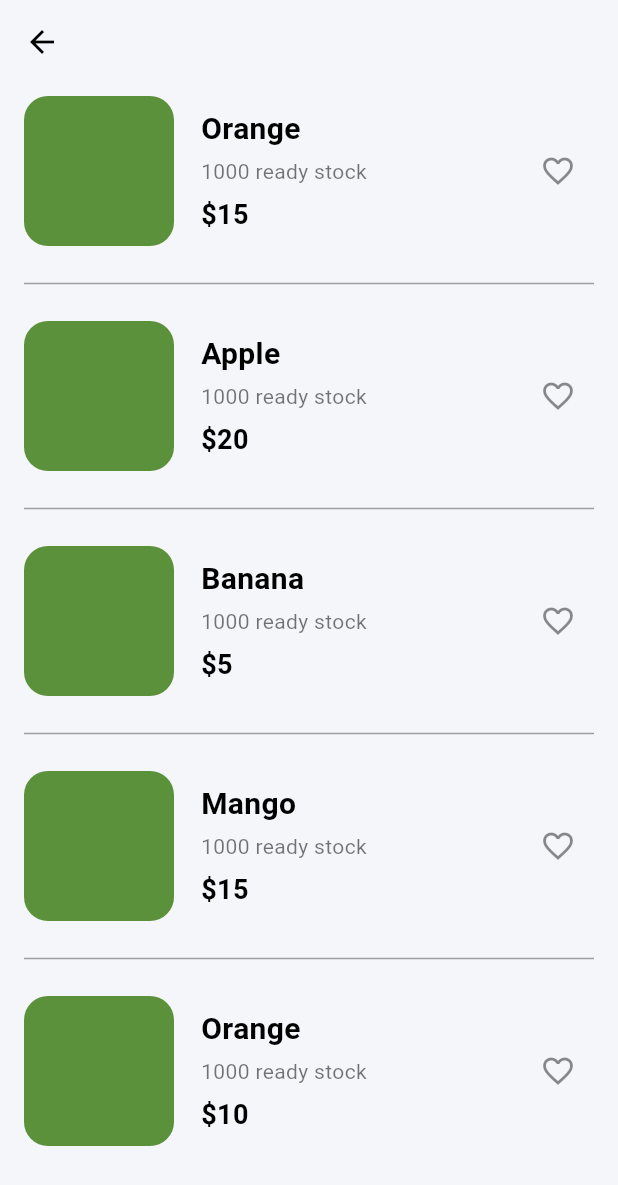
After one commit to thanhtin1808/flutter02_bt_widget, a Flutter app: the ShopItemListScreen screen opened directly, on a phone screen of 412 x 824 dp. The commit adds this screen. Shown: the top 1185 px of the screen. Run offline on Flutter 3.47's test engine with Material 3 defaults, Android fonts, the phone set to English and light mode, and no system bars; our stand-ins replace google_fonts.

Commit message:
Add shop item list screen and navigation
add ShopItemListScreen to display a list of shop items

```diff
--- a/lib/layout1/home_shop1_screen.dart
+++ b/lib/layout1/home_shop1_screen.dart
@@ -1,4 +1,5 @@
 import 'package:flutter/material.dart';
+import 'package:flutter02_bt_widget/layout1/shop_item_list.dart';
 
 class HomeShop1Screen extends StatelessWidget {
   const HomeShop1Screen({super.key});
@@ -24,10 +25,7 @@ class HomeShop1Screen extends StatelessWidget {
                       children: const [
                         Text(
                           'Your Balance',
-                          style: TextStyle(
-                            fontSize: 16,
-                            color: Colors.black87,
-                          ),
+                          style: TextStyle(fontSize: 16, color: Colors.black87),
                         ),
                         SizedBox(height: 4),
                         Text(
@@ -41,12 +39,23 @@ class HomeShop1Screen extends StatelessWidget {
                       ],
                     ),
                   ),
-                  Container(
-                    width: 40,
-                    height: 40,
-                    decoration: const BoxDecoration(
-                      color: Color(0xFF5b913a),
-                      shape: BoxShape.circle,
+                  // Tap here to shop list items
+                  GestureDetector(
+                    onTap: () {
+                      Navigator.push(
+                        context,
+                        MaterialPageRoute(
+                          builder: (context) => const ShopItemListScreen(),
+                        ),
+                      );
+                    },
+                    child: Container(
+                      width: 40,
+                      height: 40,
+                      decoration: const BoxDecoration(
+                        color: Color(0xFF5b913a),
+                        shape: BoxShape.circle,
+                      ),
                     ),
                   ),
                 ],
@@ -91,9 +100,11 @@ class HomeShop1Screen extends StatelessWidget {
                 childAspectRatio: 0.95,
                 children: [
                   _CategoryCard(
-                    icon: Icons.circle, // Replace with your asset or custom icon
+                    icon:
+                        Icons.circle, // Replace with your asset or custom icon
                     label: 'Fruit',
-                    image: '🍊', // Emoji for demo, replace with Image.asset if needed
+                    image:
+                        '🍊', // Emoji for demo, replace with Image.asset if needed
                   ),
                   _CategoryCard(
                     icon: Icons.circle,
@@ -105,11 +116,7 @@ class HomeShop1Screen extends StatelessWidget {
                     label: 'Cookies',
                     image: '🍩',
                   ),
-                  _CategoryCard(
-                    icon: Icons.circle,
-                    label: 'Meat',
-                    image: '🥩',
-                  ),
+                  _CategoryCard(icon: Icons.circle, label: 'Meat', image: '🥩'),
                 ],
               ),
             ),
@@ -142,10 +149,7 @@ class _CategoryCard extends StatelessWidget {
       child: Column(
         mainAxisAlignment: MainAxisAlignment.center,
         children: [
-          Text(
-            image,
-            style: const TextStyle(fontSize: 48),
-          ),
+          Text(image, style: const TextStyle(fontSize: 48)),
           const SizedBox(height: 20),
           Text(
             label,
--- /dev/null
+++ b/lib/layout1/shop_item_list.dart
@@ -0,0 +1,87 @@
+import 'package:flutter/material.dart';
+
+class ShopItemListScreen extends StatelessWidget {
+  const ShopItemListScreen({super.key});
+
+  @override
+  Widget build(BuildContext context) {
+    final items = [
+      {'name': 'Orange', 'stock': '1000 ready stock', 'price': '\$15'},
+      {'name': 'Apple', 'stock': '1000 ready stock', 'price': '\$20'},
+      {'name': 'Banana', 'stock': '1000 ready stock', 'price': '\$5'},
+      {'name': 'Mango', 'stock': '1000 ready stock', 'price': '\$15'},
+      {'name': 'Orange', 'stock': '1000 ready stock', 'price': '\$10'},
+    ];
+
+    return Scaffold(
+      backgroundColor: const Color(0xFFF5F6FA),
+      appBar: AppBar(
+        backgroundColor: Colors.transparent,
+        elevation: 0,
+        leading: IconButton(
+          icon: const Icon(Icons.arrow_back, color: Colors.black),
+          onPressed: () => Navigator.pop(context),
+        ),
+      ),
+      body: ListView.separated(
+        padding: const EdgeInsets.symmetric(horizontal: 16, vertical: 8),
+        itemCount: items.length,
+        separatorBuilder: (context, index) =>
+            const Divider(height: 50, color: Colors.grey),
+        itemBuilder: (context, index) {
+          final item = items[index];
+          return Row(
+            crossAxisAlignment: CrossAxisAlignment.center,
+            children: [
+              Container(
+                width: 100,
+                height: 100,
+                decoration: BoxDecoration(
+                  color: const Color(0xFF5b913a),
+                  borderRadius: BorderRadius.circular(16),
+                ),
+              ),
+              const SizedBox(width: 18),
+              Expanded(
+                child: Column(
+                  crossAxisAlignment: CrossAxisAlignment.start,
+                  children: [
+                    Text(
+                      item['name']!,
+                      style: const TextStyle(
+                        fontSize: 20,
+                        fontWeight: FontWeight.bold,
+                        color: Colors.black,
+                      ),
+                    ),
+                    const SizedBox(height: 4),
+                    Text(
+                      item['stock']!,
+                      style: const TextStyle(
+                        fontSize: 14,
+                        color: Colors.black54,
+                      ),
+                    ),
+                    const SizedBox(height: 6),
+                    Text(
+                      item['price']!,
+                      style: const TextStyle(
+                        fontSize: 18,
+                        fontWeight: FontWeight.bold,
+                        color: Colors.black,
+                      ),
+                    ),
+                  ],
+                ),
+              ),
+              IconButton(
+                icon: const Icon(Icons.favorite_border, color: Colors.black45),
+                onPressed: () {},
+              ),
+            ],
+          );
+        },
+      ),
+    );
+  }
+}
```
